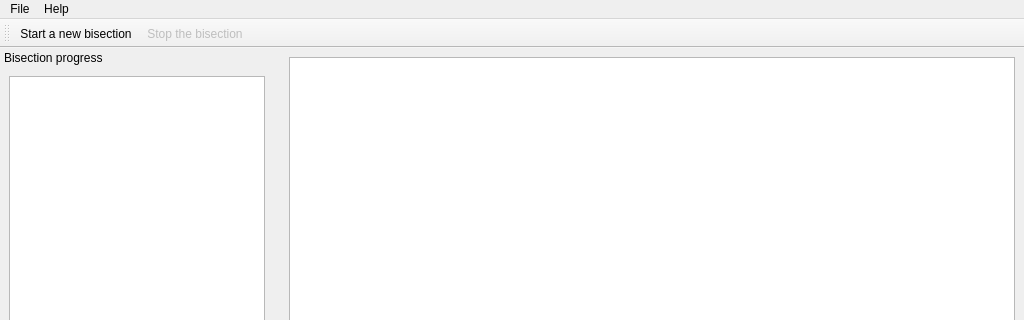
Before: the Qt Designer form gui/mozregui/ui/mainwindow.ui in mozilla/mozregression, drawn with Qt 5; both pictures show x 0 to 1024 and y 0 to 320 of the 1024 by 768 pixel window.
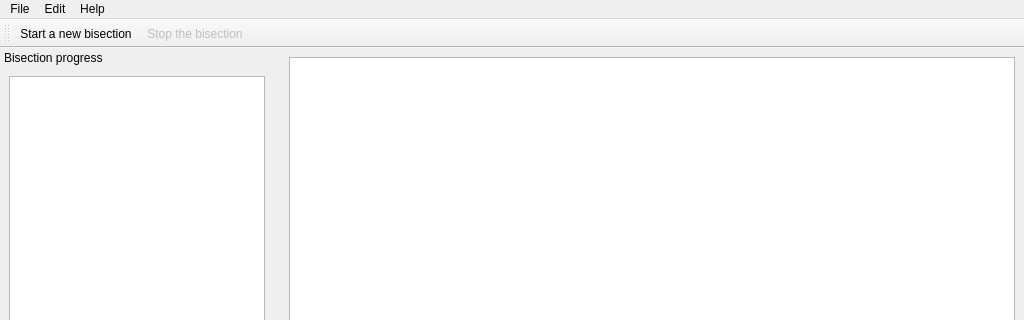
After: the same form once the commit is applied. Icons and pictures are not drawn. Custom widgets are drawn as their Qt base class.

The edit to the form file:
```diff
--- a/gui/mozregui/ui/mainwindow.ui
+++ b/gui/mozregui/ui/mainwindow.ui
@@ -40,7 +40,7 @@
      <x>0</x>
      <y>0</y>
      <width>1024</width>
-     <height>27</height>
+     <height>20</height>
     </rect>
    </property>
    <widget class="QMenu" name="menuFile">
@@ -58,7 +58,14 @@
     </property>
     <addaction name="actionAbout"/>
    </widget>
+   <widget class="QMenu" name="menuEdit">
+    <property name="title">
+     <string>Edit</string>
+    </property>
+    <addaction name="actionGlobal_preferences"/>
+   </widget>
    <addaction name="menuFile"/>
+   <addaction name="menuEdit"/>
    <addaction name="menuHelp"/>
   </widget>
   <widget class="QStatusBar" name="statusbar"/>
```
Left out of the diff: 22 changed lines with no effect on the pictures.
